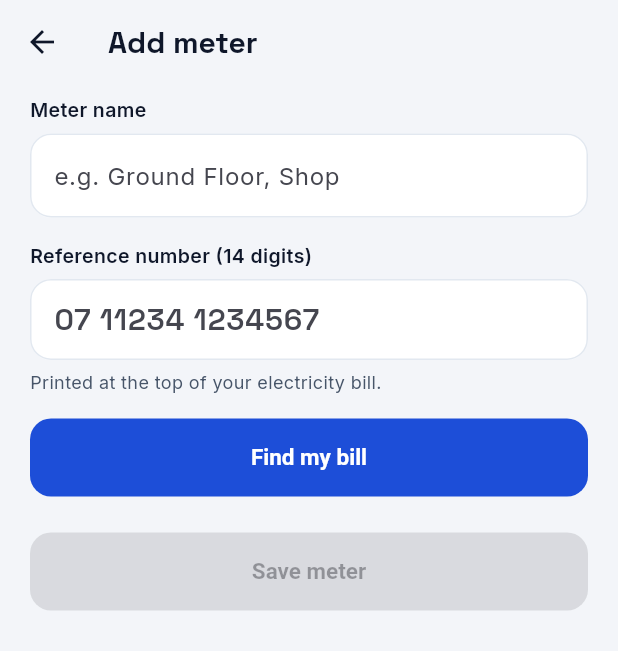
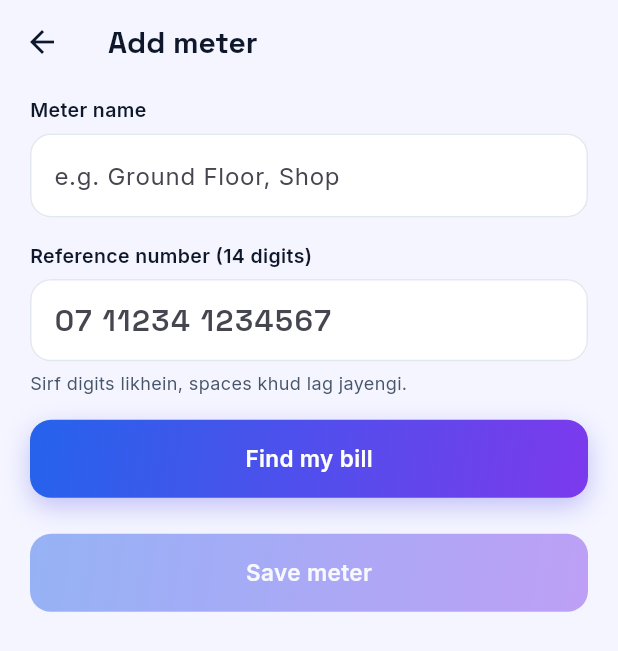
Before and after one commit to devlopersoftware9-dev/Electric-Meter-Reading-, a Flutter app: the screen it shows after launch, after a tap on the "add" icon, on a phone screen of 412 x 824 dp. Shown: the top 651 px of the screen. Run offline on Flutter 3.47's test engine with Material 3 defaults, Android fonts, the phone set to English and light mode, and no system bars; our stand-ins replace google_fonts, image_picker, shared_preferences; missing offline and left inert: google_mlkit_text_recognition.

Commit message:
Auto-space reference number and colourful theme (#2)
- Reference field formats digits as 07 11234 1234567 while typing, with a 0/14 counter
- Brand gradient (blue to violet) on main buttons, add button and summary card
- Each meter gets its own colour (blue, violet, teal, orange) on cards, icons, charts
- Soft gradient background behind the home header


Claude-Session: https://claude.ai/code/session_01A7nHhyywyoh9qYt7fHYdFk

Co-authored-by: Claude <noreply@anthropic.com>

```diff
--- a/lib/screens/add_meter_screen.dart
+++ b/lib/screens/add_meter_screen.dart
@@ -6,6 +6,7 @@ import '../services/bill_service.dart';
 import '../services/meter_store.dart';
 import '../theme.dart';
 import '../widgets/common.dart';
+import '../widgets/ref_formatter.dart';
 
 class AddMeterScreen extends StatefulWidget {
   const AddMeterScreen({super.key});
@@ -108,16 +109,24 @@ class _AddMeterScreenState extends State<AddMeterScreen> {
           TextField(
             controller: _ref,
             keyboardType: TextInputType.number,
-            inputFormatters: [FilteringTextInputFormatter.digitsOnly, LengthLimitingTextInputFormatter(14)],
-            style: numStyle(20, weight: FontWeight.w600),
-            decoration: const InputDecoration(hintText: '07 11234 1234567'),
+            inputFormatters: [RefNumberFormatter()],
+            style: numStyle(20, weight: FontWeight.w600).copyWith(letterSpacing: 1),
+            decoration: InputDecoration(
+              hintText: '07 11234 1234567',
+              suffixText: '${_cleanRef.length}/14',
+              suffixStyle: TextStyle(
+                fontSize: 13,
+                fontWeight: FontWeight.w600,
+                color: _cleanRef.length == 14 ? AppColors.success : AppColors.muted,
+              ),
+            ),
             onChanged: (_) => setState(() {}),
           ),
           const SizedBox(height: 6),
-          const Text('Printed at the top of your electricity bill.',
+          const Text('Sirf digits likhein, spaces khud lag jayengi.',
               style: TextStyle(fontSize: 12, color: AppColors.muted)),
           const SizedBox(height: 16),
-          FilledButton(
+          GradientButton(
             onPressed: _loading ? null : _find,
             child: _loading
                 ? const SizedBox(
@@ -160,7 +169,7 @@ class _AddMeterScreenState extends State<AddMeterScreen> {
             const SizedBox(height: 16),
           ],
           const SizedBox(height: 8),
-          FilledButton(onPressed: _canSave ? _save : null, child: const Text('Save meter')),
+          GradientButton(onPressed: _canSave ? _save : null, child: const Text('Save meter')),
         ],
       ),
     );
--- a/lib/screens/home_screen.dart
+++ b/lib/screens/home_screen.dart
@@ -19,7 +19,9 @@ class HomeScreen extends StatelessWidget {
   Widget build(BuildContext context) {
     final store = MeterStore.instance;
     return Scaffold(
-      body: SafeArea(
+      body: DecoratedBox(
+        decoration: const BoxDecoration(gradient: AppColors.headerWash),
+        child: SafeArea(
         child: ListenableBuilder(
           listenable: store,
           builder: (context, _) {
@@ -35,21 +37,32 @@ class HomeScreen extends StatelessWidget {
                         children: [
                           const Text('Assalam-o-Alaikum',
                               style: TextStyle(fontSize: 13, color: AppColors.muted)),
-                          Text('My Home', style: titleStyle(24)),
+                          Text('My Home', style: titleStyle(26)),
                         ],
                       ),
                     ),
                     Semantics(
                       label: 'Add meter',
                       button: true,
-                      child: Material(
-                        color: AppColors.primary,
-                        borderRadius: BorderRadius.circular(14),
-                        child: InkWell(
+                      child: Container(
+                        decoration: BoxDecoration(
+                          gradient: AppColors.hero,
                           borderRadius: BorderRadius.circular(14),
-                          onTap: () => _openAdd(context),
-                          child: const SizedBox(
-                              width: 48, height: 48, child: Icon(Icons.add, color: Colors.white)),
+                          boxShadow: [
+                            BoxShadow(
+                                color: const Color(0xFF4F46E5).withValues(alpha: 0.35),
+                                blurRadius: 12,
+                                offset: const Offset(0, 5)),
+                          ],
+                        ),
+                        child: Material(
+                          type: MaterialType.transparency,
+                          child: InkWell(
+                            borderRadius: BorderRadius.circular(14),
+                            onTap: () => _openAdd(context),
+                            child: const SizedBox(
+                                width: 48, height: 48, child: Icon(Icons.add, color: Colors.white)),
+                          ),
                         ),
                       ),
                     ),
@@ -70,13 +83,16 @@ class HomeScreen extends StatelessWidget {
                     ],
                   ),
                   const SizedBox(height: 10),
-                  for (final m in meters)
-                    Padding(padding: const EdgeInsets.only(bottom: 12), child: _MeterCard(meter: m)),
+                  for (var i = 0; i < meters.length; i++)
+                    Padding(
+                        padding: const EdgeInsets.only(bottom: 14),
+                        child: _MeterCard(meter: meters[i], accent: accentFor(i))),
                 ],
               ],
             );
           },
         ),
+      ),
       ),
     );
   }
@@ -91,7 +107,7 @@ class _EmptyState extends StatelessWidget {
         padding: const EdgeInsets.all(24),
         child: Column(
           children: [
-            const Icon(Icons.bolt_rounded, size: 48, color: AppColors.primary),
+            AccentIcon(accentFor(0), size: 64),
             const SizedBox(height: 12),
             Text('Add your first meter', style: titleStyle(18)),
             const SizedBox(height: 6),
@@ -101,7 +117,7 @@ class _EmptyState extends StatelessWidget {
               style: TextStyle(fontSize: 13, color: AppColors.muted, height: 1.5),
             ),
             const SizedBox(height: 16),
-            FilledButton.icon(onPressed: onAdd, icon: const Icon(Icons.add), label: const Text('Add meter')),
+            GradientButton(onPressed: onAdd, child: const Row(mainAxisSize: MainAxisSize.min, children: [Icon(Icons.add), SizedBox(width: 6), Text('Add meter')])),
           ],
         ),
       );
@@ -130,7 +146,17 @@ class _SummaryCard extends StatelessWidget {
 
     return Container(
       padding: const EdgeInsets.all(20),
-      decoration: BoxDecoration(color: AppColors.ink, borderRadius: BorderRadius.circular(20)),
+      decoration: BoxDecoration(
+        gradient: const LinearGradient(
+          colors: [Color(0xFF1D4ED8), Color(0xFF6D28D9), Color(0xFFBE185D)],
+          begin: Alignment.topLeft,
+          end: Alignment.bottomRight,
+        ),
+        borderRadius: BorderRadius.circular(22),
+        boxShadow: [
+          BoxShadow(color: const Color(0xFF6D28D9).withValues(alpha: 0.35), blurRadius: 20, offset: const Offset(0, 8)),
+        ],
+      ),
       child: Column(
         crossAxisAlignment: CrossAxisAlignment.start,
         children: [
@@ -142,7 +168,7 @@ class _SummaryCard extends StatelessWidget {
                   crossAxisAlignment: CrossAxisAlignment.start,
                   children: [
                     Text('Total this cycle · ${meters.length} meter${meters.length == 1 ? '' : 's'}',
-                        style: const TextStyle(fontSize: 13, color: AppColors.mutedOnDark)),
+                        style: const TextStyle(fontSize: 13, color: Color(0xFFE0E7FF))),
                     const SizedBox(height: 4),
                     Row(
                       crossAxisAlignment: CrossAxisAlignment.baseline,
@@ -150,7 +176,7 @@ class _SummaryCard extends StatelessWidget {
                       children: [
                         Text(anyStats ? '$total' : '–', style: numStyle(44, color: Colors.white)),
                         const SizedBox(width: 6),
-                        const Text('units', style: TextStyle(fontSize: 15, color: AppColors.mutedOnDark)),
+                        const Text('units', style: TextStyle(fontSize: 15, color: Color(0xFFE0E7FF))),
                       ],
                     ),
                   ],
@@ -158,25 +184,25 @@ class _SummaryCard extends StatelessWidget {
               ),
               Container(
                 padding: const EdgeInsets.symmetric(horizontal: 10, vertical: 6),
-                decoration: BoxDecoration(color: AppColors.navy2, borderRadius: BorderRadius.circular(10)),
+                decoration: BoxDecoration(color: Colors.white.withValues(alpha: 0.16), borderRadius: BorderRadius.circular(12)),
                 child: Column(children: [
                   Text('$daysLeft', style: numStyle(22, color: AppColors.highlight)),
-                  const Text('days left', style: TextStyle(fontSize: 11, color: AppColors.mutedOnDark)),
+                  const Text('days left', style: TextStyle(fontSize: 11, color: Color(0xFFE0E7FF))),
                 ]),
               ),
             ],
           ),
           const SizedBox(height: 16),
-          Container(height: 1, color: AppColors.navyLine),
+          Container(height: 1, color: Colors.white.withValues(alpha: 0.25)),
           const SizedBox(height: 16),
           Row(children: [
-            Expanded(child: StatBlock('Next reading', fmtDate(next), labelColor: const Color(0xFF94A3B8), valueColor: Colors.white)),
+            Expanded(child: StatBlock('Next reading', fmtDate(next), labelColor: const Color(0xFFC7D2FE), valueColor: Colors.white)),
             Expanded(
                 child: StatBlock('Daily avg', anyStats ? '${fmtAvg(avg)} u/day' : '–',
-                    labelColor: const Color(0xFF94A3B8), valueColor: Colors.white)),
+                    labelColor: const Color(0xFFC7D2FE), valueColor: Colors.white)),
             Expanded(
                 child: StatBlock('Expected total', anyStats ? '≈ $projected u' : '–',
-                    labelColor: const Color(0xFF94A3B8), valueColor: AppColors.highlight)),
+                    labelColor: const Color(0xFFC7D2FE), valueColor: AppColors.highlight)),
           ]),
         ],
       ),
@@ -185,36 +211,37 @@ class _SummaryCard extends StatelessWidget {
 }
 
 class _MeterCard extends StatelessWidget {
-  const _MeterCard({required this.meter});
+  const _MeterCard({required this.meter, required this.accent});
   final Meter meter;
+  final MeterAccent accent;
 
   @override
   Widget build(BuildContext context) {
     final s = meter.stats;
     final style = statusStyle(s?.status ?? SlabStatus.unknown);
-    return Material(
+    return Container(
+      decoration: BoxDecoration(
+        borderRadius: BorderRadius.circular(20),
+        boxShadow: [BoxShadow(color: accent.a.withValues(alpha: 0.14), blurRadius: 18, offset: const Offset(0, 6))],
+      ),
+      child: ClipRRect(
+      borderRadius: BorderRadius.circular(20),
+      child: Material(
       color: Colors.white,
-      borderRadius: BorderRadius.circular(18),
       child: InkWell(
-        borderRadius: BorderRadius.circular(18),
         onTap: () => Navigator.push(
             context, MaterialPageRoute(builder: (_) => MeterDetailScreen(meterId: meter.id))),
-        child: Container(
+        child: Column(
+          crossAxisAlignment: CrossAxisAlignment.stretch,
+          children: [
+          Container(height: 6, decoration: BoxDecoration(gradient: accent.gradient)),
+          Padding(
           padding: const EdgeInsets.all(16),
-          decoration: BoxDecoration(
-            borderRadius: BorderRadius.circular(18),
-            border: Border.all(color: AppColors.border),
-          ),
           child: Column(
             crossAxisAlignment: CrossAxisAlignment.stretch,
             children: [
               Row(children: [
-                Container(
-                  width: 40,
-                  height: 40,
-                  decoration: BoxDecoration(color: const Color(0xFFEEF2FF), borderRadius: BorderRadius.circular(12)),
-                  child: const Icon(Icons.bolt_rounded, color: AppColors.primary),
-                ),
+                AccentIcon(accent),
                 const SizedBox(width: 10),
                 Expanded(
                   child: Column(
@@ -237,7 +264,7 @@ class _MeterCard extends StatelessWidget {
                       crossAxisAlignment: CrossAxisAlignment.baseline,
                       textBaseline: TextBaseline.alphabetic,
                       children: [
-                        Text(s == null ? '–' : '${s.units}', style: numStyle(30)),
+                        Text(s == null ? '–' : '${s.units}', style: numStyle(32, color: accent.a)),
                         const SizedBox(width: 4),
                         const Text('units so far', style: TextStyle(fontSize: 13, color: AppColors.muted)),
                       ],
@@ -262,8 +289,8 @@ class _MeterCard extends StatelessWidget {
                 height: 44,
                 child: TextButton.icon(
                   style: TextButton.styleFrom(
-                    backgroundColor: const Color(0xFFF1F5F9),
-                    foregroundColor: AppColors.ink,
+                    backgroundColor: accent.tint,
+                    foregroundColor: accent.a,
                     shape: RoundedRectangleBorder(borderRadius: BorderRadius.circular(12)),
                     textStyle: const TextStyle(fontSize: 14, fontWeight: FontWeight.w600),
                   ),
@@ -275,7 +302,11 @@ class _MeterCard extends StatelessWidget {
               ),
             ],
           ),
+          ),
+          ],
         ),
+      ),
+      ),
       ),
     );
   }
--- a/lib/screens/scan_screen.dart
+++ b/lib/screens/scan_screen.dart
@@ -239,7 +239,7 @@ class _ScanScreenState extends State<ScanScreen> {
                   const SizedBox(width: 10),
                   Expanded(
                     flex: 2,
-                    child: FilledButton(
+                    child: GradientButton(
                       onPressed: _busy || v == null ? null : () => _save(m),
                       child: const Text('Save reading'),
                     ),
--- a/lib/theme.dart
+++ b/lib/theme.dart
@@ -10,7 +10,7 @@ class AppColors {
   static const navyLine = Color(0xFF334155);
   static const muted = Color(0xFF475569);
   static const mutedOnDark = Color(0xFFCBD5E1);
-  static const ground = Color(0xFFF3F5F9);
+  static const ground = Color(0xFFF4F5FF);
   static const surface = Colors.white;
   static const soft = Color(0xFFF8FAFC);
   static const border = Color(0xFFE2E8F0);
@@ -26,7 +26,40 @@ class AppColors {
   static const warnText = Color(0xFF7C2D12);
   static const highlight = Color(0xFFFBBF24);
   static const camera = Color(0xFF0B1220);
+  static const success = Color(0xFF15803D);
+
+  /// Main brand gradient: electric blue → violet.
+  static const hero = LinearGradient(
+    colors: [Color(0xFF2563EB), Color(0xFF7C3AED)],
+    begin: Alignment.topLeft,
+    end: Alignment.bottomRight,
+  );
+
+  /// Soft page background wash behind the header.
+  static const headerWash = LinearGradient(
+    colors: [Color(0xFFE0E7FF), Color(0xFFF3E8FF), Color(0xFFF4F5FF)],
+    begin: Alignment.topLeft,
+    end: Alignment.bottomRight,
+  );
 }
+
+/// Each meter gets its own colour pair so a home with 3 meters is easy to tell apart.
+class MeterAccent {
+  final Color a, b;
+  const MeterAccent(this.a, this.b);
+  LinearGradient get gradient =>
+      LinearGradient(colors: [a, b], begin: Alignment.topLeft, end: Alignment.bottomRight);
+  Color get tint => a.withValues(alpha: 0.10);
+}
+
+const meterAccents = [
+  MeterAccent(Color(0xFF2563EB), Color(0xFF06B6D4)), // blue → cyan
+  MeterAccent(Color(0xFF7C3AED), Color(0xFFDB2777)), // violet → pink
+  MeterAccent(Color(0xFF0D9488), Color(0xFF16A34A)), // teal → green
+  MeterAccent(Color(0xFFEA580C), Color(0xFFD97706)), // orange → amber
+];
+
+MeterAccent accentFor(int index) => meterAccents[index % meterAccents.length];
 
 /// Big numbers (readings, units) use Space Grotesk.
 TextStyle numStyle(double size,
--- a/lib/widgets/common.dart
+++ b/lib/widgets/common.dart
@@ -32,6 +32,74 @@ StatusStyle statusStyle(SlabStatus s) {
       return const StatusStyle('Scan needed', Color(0xFFF1F5F9), AppColors.muted,
           AppColors.muted, AppColors.muted);
   }
+}
+
+/// Main call-to-action button with the brand gradient.
+class GradientButton extends StatelessWidget {
+  const GradientButton({
+    super.key,
+    required this.onPressed,
+    required this.child,
+    this.gradient = AppColors.hero,
+    this.height = 52,
+  });
+  final VoidCallback? onPressed;
+  final Widget child;
+  final Gradient gradient;
+  final double height;
+
+  @override
+  Widget build(BuildContext context) {
+    final radius = BorderRadius.circular(14);
+    return Semantics(
+      button: true,
+      enabled: onPressed != null,
+      child: Opacity(
+        opacity: onPressed == null ? 0.45 : 1,
+        child: DecoratedBox(
+          decoration: BoxDecoration(
+            gradient: gradient,
+            borderRadius: radius,
+            boxShadow: onPressed == null
+                ? null
+                : [BoxShadow(color: const Color(0xFF4F46E5).withValues(alpha: 0.30), blurRadius: 14, offset: const Offset(0, 6))],
+          ),
+          child: Material(
+            type: MaterialType.transparency,
+            child: InkWell(
+              borderRadius: radius,
+              onTap: onPressed,
+              child: SizedBox(
+                height: height,
+                child: Center(
+                  child: DefaultTextStyle.merge(
+                    style: const TextStyle(color: Colors.white, fontSize: 15, fontWeight: FontWeight.w600),
+                    child: IconTheme.merge(data: const IconThemeData(color: Colors.white), child: child),
+                  ),
+                ),
+              ),
+            ),
+          ),
+        ),
+      ),
+    );
+  }
+}
+
+/// Rounded square with a gradient and a white bolt icon.
+class AccentIcon extends StatelessWidget {
+  const AccentIcon(this.accent, {super.key, this.size = 44, this.icon = Icons.bolt_rounded});
+  final MeterAccent accent;
+  final double size;
+  final IconData icon;
+
+  @override
+  Widget build(BuildContext context) => Container(
+        width: size,
+        height: size,
+        decoration: BoxDecoration(gradient: accent.gradient, borderRadius: BorderRadius.circular(size * 0.3)),
+        child: Icon(icon, color: Colors.white, size: size * 0.55),
+      );
 }
 
 class AppCard extends StatelessWidget {
@@ -156,9 +224,10 @@ class WarningBox extends StatelessWidget {
 
 /// 12-month usage bars with a dashed-looking 200 line; the last bar can be the forecast.
 class HistoryChart extends StatelessWidget {
-  const HistoryChart({super.key, required this.history, this.forecast});
+  const HistoryChart({super.key, required this.history, this.forecast, this.accent});
   final List<MonthUsage> history;
   final int? forecast;
+  final MeterAccent? accent;
 
   @override
   Widget build(BuildContext context) {
@@ -175,6 +244,8 @@ class HistoryChart extends StatelessWidget {
       );
     }
     const h = 150.0;
+    final barA = accent?.a ?? AppColors.primary;
+    final barB = accent?.b ?? const Color(0xFF7C3AED);
     final maxV = shown.fold<int>(220, (m, e) => e.units > m ? e.units : m).toDouble();
     final slabY = 200 / maxV * h;
 
@@ -194,7 +265,15 @@ class HistoryChart extends StatelessWidget {
                         child: Container(
                           height: e.units / maxV * h,
                           decoration: BoxDecoration(
-                            color: e.isForecast ? AppColors.amber : AppColors.primary,
+                            gradient: e.isForecast
+                                ? const LinearGradient(
+                                    colors: [AppColors.amber, AppColors.highlight],
+                                    begin: Alignment.bottomCenter,
+                                    end: Alignment.topCenter)
+                                : LinearGradient(
+                                    colors: [barA, barB],
+                                    begin: Alignment.bottomCenter,
+                                    end: Alignment.topCenter),
                             borderRadius: const BorderRadius.vertical(top: Radius.circular(4)),
                           ),
                         ),
@@ -229,8 +308,8 @@ class HistoryChart extends StatelessWidget {
             ),
         ]),
         const SizedBox(height: 10),
-        const Row(children: [
-          _Legend(AppColors.primary, 'Billed units'),
+        Row(children: [
+          _Legend(barA, 'Billed units'),
           SizedBox(width: 14),
           _Legend(AppColors.amber, 'This month (forecast)'),
         ]),
--- /dev/null
+++ b/lib/widgets/ref_formatter.dart
@@ -0,0 +1,43 @@
+import 'package:flutter/services.dart';
+
+/// Formats a 14-digit bill reference number as "07 11234 1234567"
+/// (batch · subdivision · account) while the user types. Spaces are added
+/// automatically; only digits are accepted.
+class RefNumberFormatter extends TextInputFormatter {
+  static const maxDigits = 14;
+
+  static String format(String digits) {
+    final b = StringBuffer();
+    for (var i = 0; i < digits.length; i++) {
+      if (i == 2 || i == 7) b.write(' ');
+      b.write(digits[i]);
+    }
+    return b.toString();
+  }
+
+  static String digitsOf(String s) => s.replaceAll(RegExp(r'[^0-9]'), '');
+
+  @override
+  TextEditingValue formatEditUpdate(TextEditingValue oldValue, TextEditingValue newValue) {
+    var digits = digitsOf(newValue.text);
+    if (digits.length > maxDigits) digits = digits.substring(0, maxDigits);
+
+    final cursor = newValue.selection.end.clamp(0, newValue.text.length);
+    var before = digitsOf(newValue.text.substring(0, cursor)).length;
+
+    // Backspace on a space: remove the digit in front of it instead.
+    final oldDigits = digitsOf(oldValue.text);
+    if (newValue.text.length < oldValue.text.length && digits == oldDigits && before > 0) {
+      digits = digits.substring(0, before - 1) + digits.substring(before);
+      before -= 1;
+    }
+    if (before > digits.length) before = digits.length;
+
+    final text = format(digits);
+    final offset = before + (before > 2 ? 1 : 0) + (before > 7 ? 1 : 0);
+    return TextEditingValue(
+      text: text,
+      selection: TextSelection.collapsed(offset: offset.clamp(0, text.length)),
+    );
+  }
+}
```
Also changed, not shown: lib/screens/meter_detail_screen.dart (+6 -4 lines), 1 other file.
